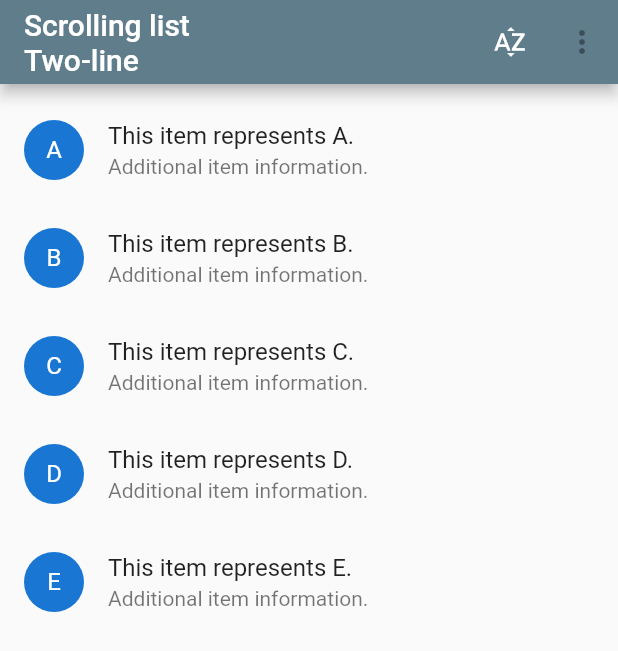
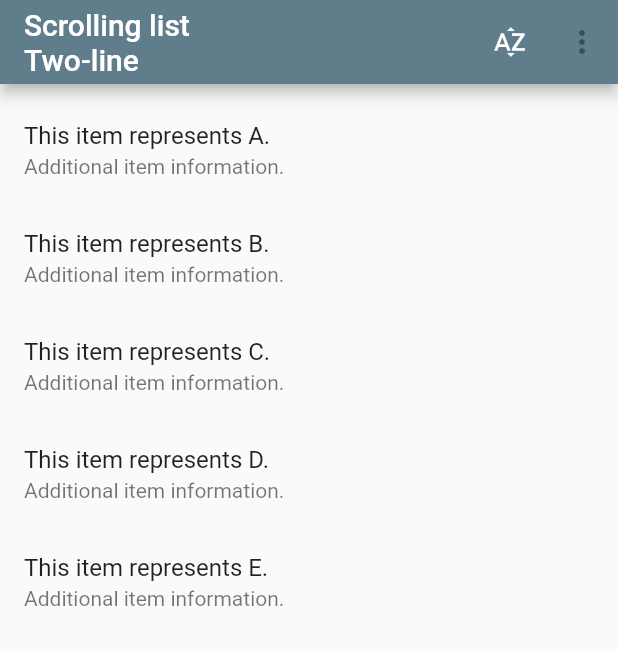
Before and after one commit to jeffhongxiao/flutter_gallery_material_list, a Flutter app: the screen it shows after launch, on a phone screen of 412 x 824 dp. Shown: the top 651 px of the screen. Run offline on Flutter 3.47's test engine with Material 2 defaults, Android fonts, the phone set to English and light mode, and no system bars; statements that could not run were skipped.

Commit message:
remove _MaterialListType.threeLine; _showAvatars defaults to false

```diff
--- a/lib/main.dart
+++ b/lib/main.dart
@@ -29,8 +29,6 @@ enum _MaterialListType {
   /// A list tile that contains two lines of text.
   twoLine,
 
-  /// A list tile that contains three lines of text.
-  threeLine,
 }
 
 class ListDemo extends StatefulWidget {
@@ -48,7 +46,7 @@ class _ListDemoState extends State<ListDemo> {
   PersistentBottomSheetController<Null> _bottomSheet;
   _MaterialListType _itemType = _MaterialListType.twoLine;
   bool _dense = false;
-  bool _showAvatars = true;
+  bool _showAvatars = false;
   bool _showIcons = false;
   bool _reverseSort = false;
   List<String> items = <String>['A', 'B', 'C', 'D', 'E'];
@@ -81,6 +79,7 @@ class _ListDemoState extends State<ListDemo> {
                 )
               ),
             ),
+
             new MergeSemantics(
               child: new ListTile(
                 dense: true,
@@ -92,17 +91,7 @@ class _ListDemoState extends State<ListDemo> {
                 )
               ),
             ),
-            new MergeSemantics(
-              child: new ListTile(
-                dense: true,
-                title: const Text('Three-line'),
-                trailing: new Radio<_MaterialListType>(
-                  value: _MaterialListType.threeLine,
-                  groupValue: _itemType,
-                  onChanged: changeItemType,
-                ),
-              ),
-            ),
+
             new MergeSemantics(
               child: new ListTile(
                 dense: true,
@@ -155,14 +144,10 @@ class _ListDemoState extends State<ListDemo> {
     Widget secondary;
     if (_itemType == _MaterialListType.twoLine) {
       secondary = const Text('Additional item information.');
-    } else if (_itemType == _MaterialListType.threeLine) {
-      secondary = const Text(
-        'Even more additional list item information appears on line three.',
-      );
     }
+
     return new MergeSemantics(
       child: new ListTile(
-        isThreeLine: _itemType == _MaterialListType.threeLine,
         dense: _dense,
         leading: _showAvatars ? new ExcludeSemantics(child: new CircleAvatar(child: new Text(item))) : null,
         title: new Text('This item represents $item.'),
@@ -183,9 +168,6 @@ class _ListDemoState extends State<ListDemo> {
         break;
       case _MaterialListType.twoLine:
         itemTypeText = 'Two-line';
-        break;
-      case _MaterialListType.threeLine:
-        itemTypeText = 'Three-line';
         break;
     }
 
```
